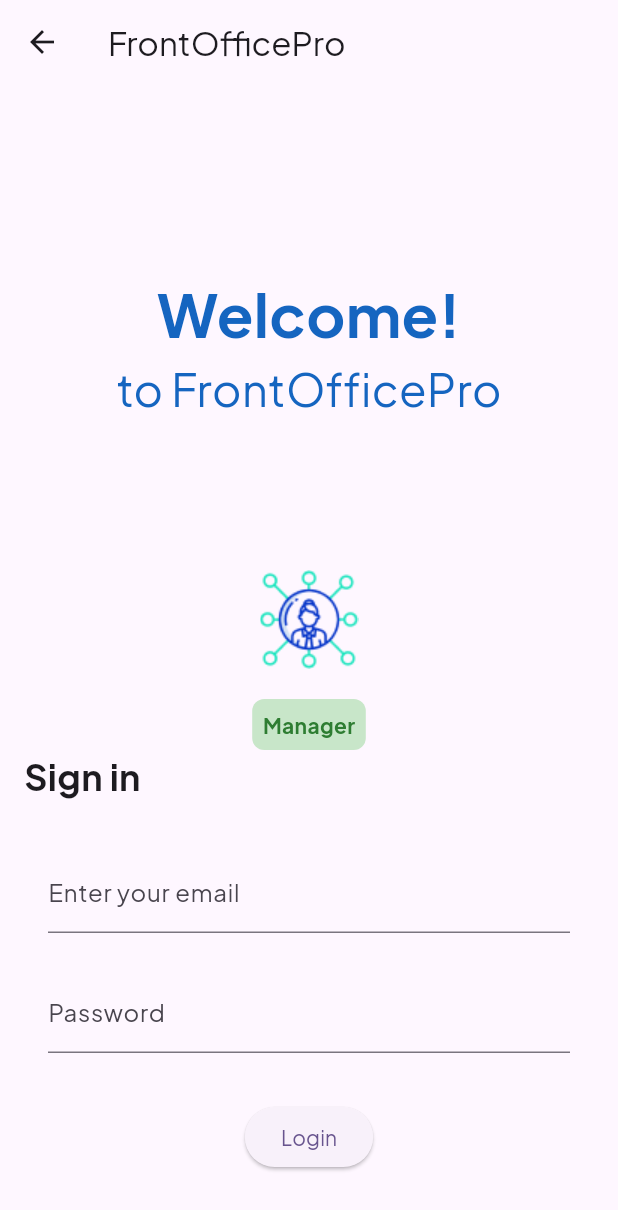
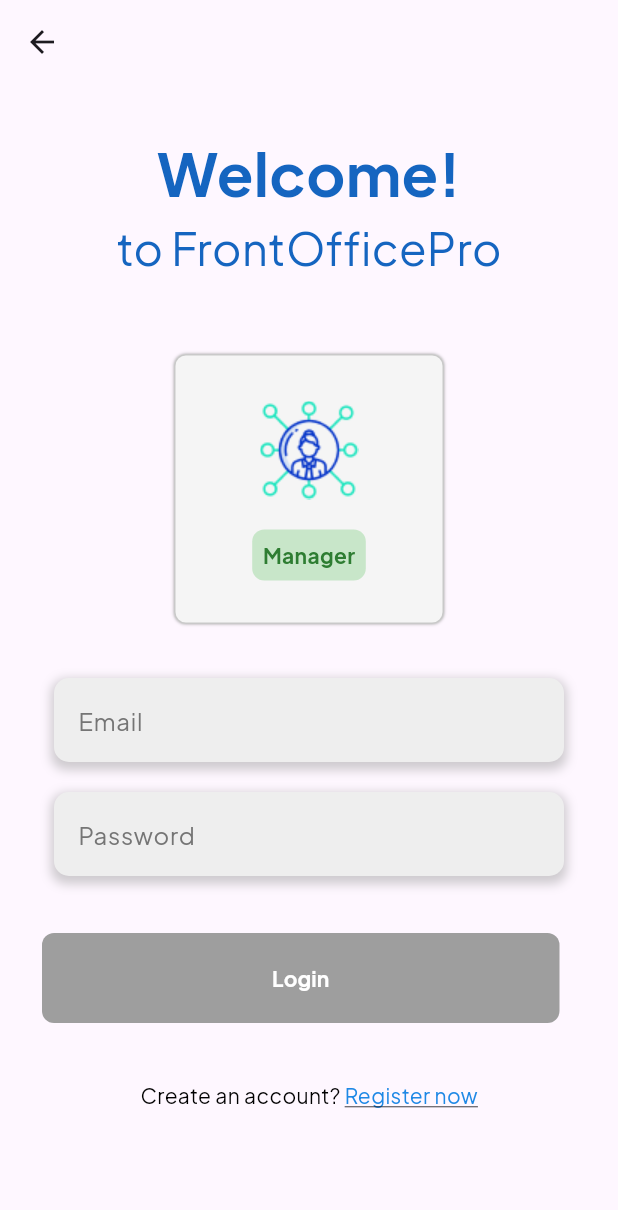
Before and after one commit to afyar08/frontend_hotel, a Flutter app: the Manager screen opened directly, on a phone screen of 412 x 824 dp. Shown: the top 1210 px of the screen. Run offline on Flutter 3.47's test engine with Material 3 defaults, Android fonts, the phone set to English and light mode, and no system bars.

Commit message:
manager login

```diff
--- a/lib/pages/home.dart
+++ b/lib/pages/home.dart
@@ -89,7 +89,7 @@ class _HomeState extends State<Home> {
                     SizedBox(height: 20),
                     Container(
                       child: Text(
-                        'Channel Manager',
+                        'Manager',
                         style: TextStyle(
                             color: Colors.green[800],
                             fontWeight: FontWeight.bold),
--- a/lib/pages/login/manager.dart
+++ b/lib/pages/login/manager.dart
@@ -11,6 +11,8 @@ class Manager extends StatefulWidget {
 class _ManagerState extends State<Manager> {
   final _formKey = GlobalKey<FormState>();
   String? _email, _password;
+  bool _isEmailFilled = false;
+  bool _isPasswordFilled = false;
 
   void _trySubmit() {
     final isValid = _formKey.currentState!.validate();
@@ -24,14 +26,14 @@ class _ManagerState extends State<Manager> {
   Widget build(BuildContext context) {
     return Scaffold(
       appBar: AppBar(
-        title: Text('FrontOfficePro'),
+        title: Text(''),
       ),
       body: SingleChildScrollView(
-        padding: const EdgeInsets.symmetric(horizontal: 16, vertical: 24),
+        padding: const EdgeInsets.symmetric(horizontal: 16, vertical: 20),
         child: Column(
           mainAxisAlignment: MainAxisAlignment.start,
           children: <Widget>[
-            SizedBox(height: 100),
+            SizedBox(height: 10),
             Text(
               'Welcome!',
               style: TextStyle(
@@ -46,13 +48,9 @@ class _ManagerState extends State<Manager> {
               style: TextStyle(fontSize: 30, color: Colors.blue[800]),
               textAlign: TextAlign.left,
             ),
-            SizedBox(height: 100),
+            SizedBox(height: 50),
             // Existing content
-            GestureDetector(
-              onTap: () {
-                // Handle tap on existing content
-              },
-              child: Container(
+            Container(
               child: Column(
                 children: <Widget>[
                   Image.asset('assets/images/network.png'),
@@ -62,18 +60,26 @@ class _ManagerState extends State<Manager> {
                       'Manager',
                       style: TextStyle(
                           color: Colors.green[800],
-                          fontWeight: FontWeight.bold,
+                          fontWeight: FontWeight.bold),
                     ),
-                      ),
-                      padding: EdgeInsets.all(7),
+                    padding: EdgeInsets.all(7), // jarak ke dalam
                     decoration: BoxDecoration(
                       color: Colors.green[100],
                       borderRadius: BorderRadius.all(Radius.circular(8)),
                     ),
-                    ),
+                  )
                 ],
               ),
-              ),
+              padding: const EdgeInsets.fromLTRB(20, 30, 20, 20),
+              alignment: Alignment.center,
+              width: 180,
+              height: 180,
+              decoration: BoxDecoration(
+                  color: Colors.grey[100],
+                  borderRadius: BorderRadius.all(Radius.circular(8)),
+                  border: Border.all(
+                      width: 1.0, color: Colors.grey.withOpacity(0.5)),
+                  boxShadow: [BoxShadow(color: Colors.grey, blurRadius: 1)]),
             ),
             // Login Form
             Form(
@@ -81,64 +87,135 @@ class _ManagerState extends State<Manager> {
               child: Column(
                 crossAxisAlignment: CrossAxisAlignment.start,
                 children: [
-                  Text(
-                  'Sign in',
-                    style: TextStyle(
-                      fontSize: 24,
-                      fontWeight: FontWeight.bold,
+                  const SizedBox(height: 16),
+                  SizedBox(height: 20),
+                  Padding(
+                    padding: const EdgeInsets.symmetric(horizontal: 20),
+                    child: Container(
+                      decoration: BoxDecoration(
+                        color: Colors.grey[200], // Latar belakang field
+                        borderRadius: BorderRadius.circular(10),
+                        boxShadow: [
+                          BoxShadow(
+                            color:
+                                Colors.grey.withOpacity(0.5), // Warna bayangan
+                            spreadRadius: 2,
+                            blurRadius: 5,
+                            offset: Offset(
+                                0, 3), // Offset agar terlihat sedikit naik
+                          ),
+                        ],
+                      ),
+                      child: Padding(
+                        padding: const EdgeInsets.symmetric(horizontal: 16),
+                        child: TextFormField(
+                          decoration: InputDecoration(
+                            labelText: 'Email',
+                            labelStyle: TextStyle(
+                                color: Colors.grey[600]), // Warna label
+                            border: InputBorder.none, // Tidak ada border
+                          ),
+                          onChanged: (value) {
+                            setState(() {
+                              _isEmailFilled = value.isNotEmpty;
+                            });
+                          },
                         ),
                       ),
-                  const SizedBox(height: 16),
-                  Padding(
-                    padding: EdgeInsets.fromLTRB(16, 16, 16, 8),
-                    child: TextFormField(
-                      decoration: InputDecoration(
-                        labelText: 'Enter your email',
-                      ),
-                      validator: (value) {
-                        if (value == null ||
-                            value.isEmpty ||
-                            !value.contains('@')) {
-                          return 'Please enter a valid email address';
-                        }
-                        return null;
-                      },
-                      onSaved: (value) => _email = value,
                     ),
                   ),
+                  SizedBox(height: 20),
                   Padding(
-                    padding: EdgeInsets.fromLTRB(16, 16, 16, 8),
+                    padding: const EdgeInsets.symmetric(horizontal: 20),
+                    child: Container(
+                      decoration: BoxDecoration(
+                        color: Colors.grey[200], // Latar belakang field
+                        borderRadius: BorderRadius.circular(10),
+                        boxShadow: [
+                          BoxShadow(
+                            color:
+                                Colors.grey.withOpacity(0.5), // Warna bayangan
+                            spreadRadius: 2,
+                            blurRadius: 5,
+                            offset: Offset(
+                                0, 3), // Offset agar terlihat sedikit naik
+                          ),
+                        ],
+                      ),
+                      child: Padding(
+                        padding: const EdgeInsets.symmetric(horizontal: 16),
                         child: TextFormField(
                           decoration: InputDecoration(
                             labelText: 'Password',
+                            labelStyle: TextStyle(
+                                color: Colors.grey[600]), // Warna label
+                            border: InputBorder.none, // Tidak ada border
                           ),
-                      validator: (value) {
-                        if (value == null ||
-                            value.isEmpty ||
-                            value.length < 6) {
-                          return 'Please enter a valid password (at least 6 characters)';
-                        }
-                        return null;
+                          obscureText: true,
+                          onChanged: (value) {
+                            setState(() {
+                              _isPasswordFilled = value.isNotEmpty;
+                            });
                           },
-                      onSaved: (value) => _password = value,
-                      obscureText: true,
                         ),
                       ),
-                  const SizedBox(height: 24),
-                  Center(
-                    child: ElevatedButton(
-                      onPressed: _trySubmit,
-                      child: Text('Login'),
                     ),
                   ),
-                  const SizedBox(height: 16),
-                  Center(
+                  SizedBox(height: 30),
+                  TextButton(
+                    onPressed: (_isEmailFilled && _isPasswordFilled)
+                        ? _trySubmit
+                        : null,
+                    child: Container(
                       child: Text(
-                      '',
+                        'Login',
                         style: TextStyle(
-                        decoration: TextDecoration.underline,
+                          color: Colors.white,
+                          fontWeight: FontWeight.bold,
+                        ),
+                        textAlign: TextAlign.center,
+                      ),
+                      padding: EdgeInsets.fromLTRB(0, 20, 0, 20),
+                      width: 345,
+                      decoration: BoxDecoration(
+                        color: (_isEmailFilled && _isPasswordFilled)
+                            ? Colors.blue[800]
+                            : Colors
+                                .grey, // Mengubah warna tombol berdasarkan status checkbox
+                        borderRadius: BorderRadius.all(Radius.circular(8)),
                       ),
                     ),
+                  ),
+                  SizedBox(height: 30),
+              Row(
+                mainAxisAlignment: MainAxisAlignment.center,
+                children: [
+                  Text(
+                    'Create an account? ',
+                    style: TextStyle(
+                      color: Colors.black,
+                    ),
+                  ),
+                  InkWell(
+                    onTap: () {
+                      Navigator.push(
+                          context,
+                          MaterialPageRoute(
+                            builder: (context) => ManagerRegistration(),
+                          ),
+                        );
+                    },
+                    child: Text(
+                      'Register now',
+                      style: TextStyle(
+                        color: Colors.blue[
+                            600], // Mengubah warna teks menjadi biru biruan
+                        decoration:
+                            TextDecoration.underline, // Memberi garis bawah
+                      ),
+                    ),
+                  ),
+                ],
               ),
                 ],
               ),
--- a/lib/pages/registration/manager_registration.dart
+++ b/lib/pages/registration/manager_registration.dart
@@ -1,4 +1,5 @@
 import 'package:flutter/material.dart';
+import 'package:frontend_hotel/pages/login/manager.dart';
 
 class ManagerRegistration extends StatefulWidget {
   const ManagerRegistration({Key? key}) : super(key: key);
@@ -181,14 +182,19 @@ class _ManagerRegistrationState extends State<ManagerRegistration> {
                 mainAxisAlignment: MainAxisAlignment.center,
                 children: [
                   Text(
-                    'Already a member? ',
+                    'Have an account? ',
                     style: TextStyle(
                       color: Colors.black,
                     ),
                   ),
                   InkWell(
                     onTap: () {
-                      // Tambahkan logika untuk menuju halaman login
+                      Navigator.push(
+                          context,
+                          MaterialPageRoute(
+                            builder: (context) => Manager(),
+                          ),
+                        );
                     },
                     child: Text(
                       'Log in',
--- a/pubspec.yaml
+++ b/pubspec.yaml
@@ -30,7 +30,7 @@ environment:
 dependencies:
   flutter:
     sdk: flutter
-  http: ^1.2.1
+  http: 1.2.0
 
   # The following adds the Cupertino Icons font to your application.
   # Use with the CupertinoIcons class for iOS style icons.
```
Also changed, not shown: pubspec.lock. Lines whose indentation alone changed are shown as unchanged.
